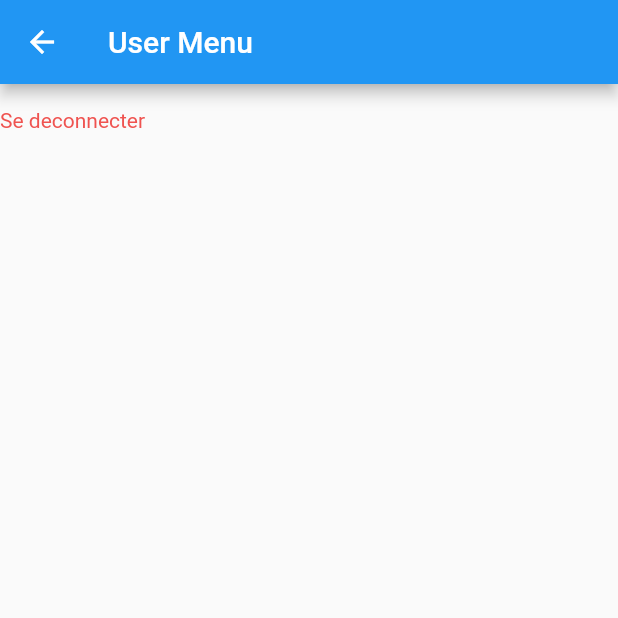
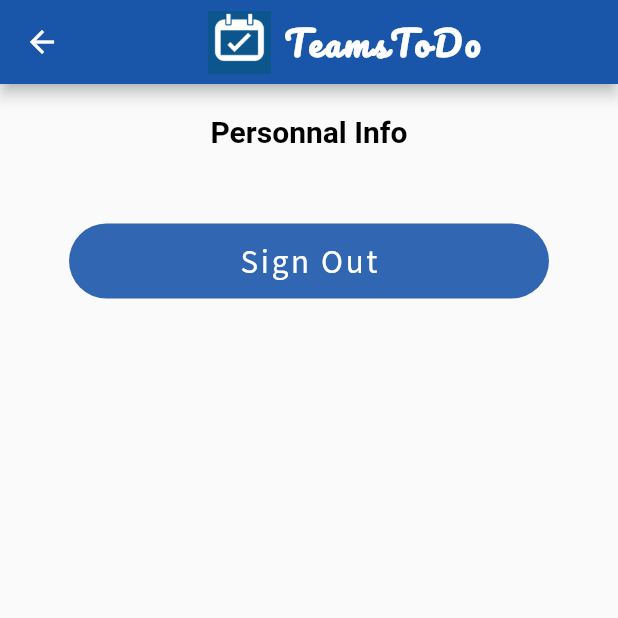
Before and after one commit to Llacoste2000/TeamsTodo-Project, a Flutter app: the UserMenu screen opened by its route, on a phone screen of 412 x 824 dp, the top half of it. Run offline on Flutter 3.47's test engine with Material 2 defaults, Android fonts, the phone set to English and light mode, and no system bars; our stand-ins replace email_validator, flash, flutter_dotenv, flutter_secure_storage, persistent_bottom_nav_bar; accounts and stored records are empty.

Commit message:
feat: Front my account

```diff
--- a/lib/screens/user-menu/user-menu.dart
+++ b/lib/screens/user-menu/user-menu.dart
@@ -11,12 +11,48 @@
 class _UserMenuState extends State<UserMenu> {
   @override
   Widget build(BuildContext context) {
+    GlobalProvider userProvider = Provider.of(context, listen: false);
     return Scaffold(
       appBar: AppBar(
-        title: const Text('User Menu'),
+          backgroundColor: Color.fromRGBO(25, 86, 170, 1.0),
+          title: Row(
+            mainAxisAlignment: MainAxisAlignment.center,
+            children: [
+              Image.asset(
+                'assets/images/app-logo.png',
+                fit: BoxFit.contain,
+                height: 42,
               ),
-      body: RawMaterialButton(
-        onPressed: () async {
+              Container(
+                  padding: const EdgeInsets.all(8.0), child: Text(
+                'TeamsToDo',
+                style: TextStyle(
+                    fontSize: 23.0,
+                    fontFamily: 'Pacifico',
+                    fontWeight: FontWeight.w600,
+                    letterSpacing: 2.0
+                ),
+              ))
+            ],
+          )
+      ),
+      body: Center(
+        child: Column(
+            children: <Widget>[
+                Container(
+                  padding: EdgeInsets.only(left: 16.0, right: 16.0, top: 20.0, bottom: 20.0),
+                  child: Text(
+                      'Personnal Info',
+                      style: TextStyle(
+                      fontWeight: FontWeight.bold,
+                      fontSize: 20.0,
+                      color: Colors.black),
+                ),
+              ),
+              Padding(
+                padding: const EdgeInsets.fromLTRB(0, 30.0, 0, 10),
+                child: new InkWell(
+                    onTap: () async {
                       try {
                       GlobalProvider userProvider = Provider.of(context, listen: false);
                       await StorageService.deleteAll();
@@ -24,13 +60,27 @@
                       } catch (e) {
                       print(e.toString());
                       }
-//          Navigator.pushReplacementNamed(context, '/login');
                     },
-        child: Text(
-          'Se deconnecter',
-          style: TextStyle(color: Colors.red[400]),
+                    child: new Container(
+                      width: 320.0,
+                      height: 50.0,
+                      alignment: FractionalOffset.center,
+                      decoration: new BoxDecoration(
+                        color: Color.fromRGBO(25, 86, 170, 0.9),
+                        borderRadius: new BorderRadius.all(const Radius.circular(30.0)),
+                      ),
+                      child: new Text(
+                        "Sign Out",
+                        style: new TextStyle(
+                          color: Colors.white,
+                          fontSize: 22.0,
+                          fontWeight: FontWeight.w500,
+                          fontFamily: 'SourceSansPro',
+                          letterSpacing: 1.8,
                         ),
                       ),
-    );
+                    )),
+              ),
+            ])));
   }
 }
```
Lines whose indentation alone changed are shown as unchanged.
